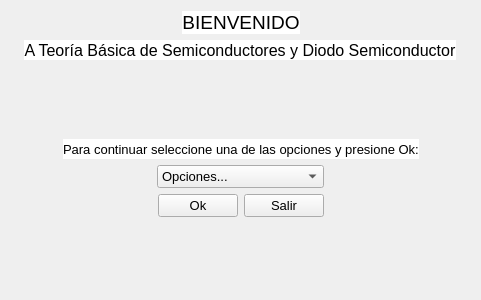
This is aplicacion/Tarea2_electronica/main_window.ui in jacobbonilla21/electronica as Qt 5 draws it before an edit. The edited form follows.
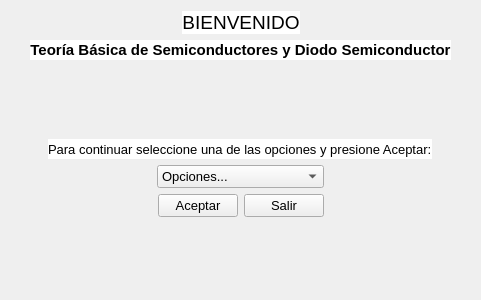
This is the edited form.

Patch:
```diff
--- a/aplicacion/Tarea2_electronica/main_window.ui
+++ b/aplicacion/Tarea2_electronica/main_window.ui
@@ -146,7 +146,8 @@
       <widget class="QLabel" name="label_3">
        <property name="font">
         <font>
-         <pointsize>12</pointsize>
+         <pointsize>11</pointsize>
+         <bold>true</bold>
         </font>
        </property>
        <property name="styleSheet">
@@ -154,7 +155,7 @@
 background-color: rgb(255, 255, 255);</string>
        </property>
        <property name="text">
-        <string>A Teoría Básica de Semiconductores y Diodo Semiconductor</string>
+        <string>Teoría Básica de Semiconductores y Diodo Semiconductor</string>
        </property>
        <property name="scaledContents">
         <bool>false</bool>
@@ -231,7 +232,7 @@
 background-color: rgb(255, 255, 255);</string>
        </property>
        <property name="text">
-        <string>Para continuar seleccione una de las opciones y presione Ok:</string>
+        <string>Para continuar seleccione una de las opciones y presione Aceptar:</string>
        </property>
        <property name="scaledContents">
         <bool>false</bool>
@@ -360,7 +361,7 @@
         </font>
        </property>
        <property name="text">
-        <string>Ok</string>
+        <string>Aceptar</string>
        </property>
        <property name="checkable">
         <bool>false</bool>
```
